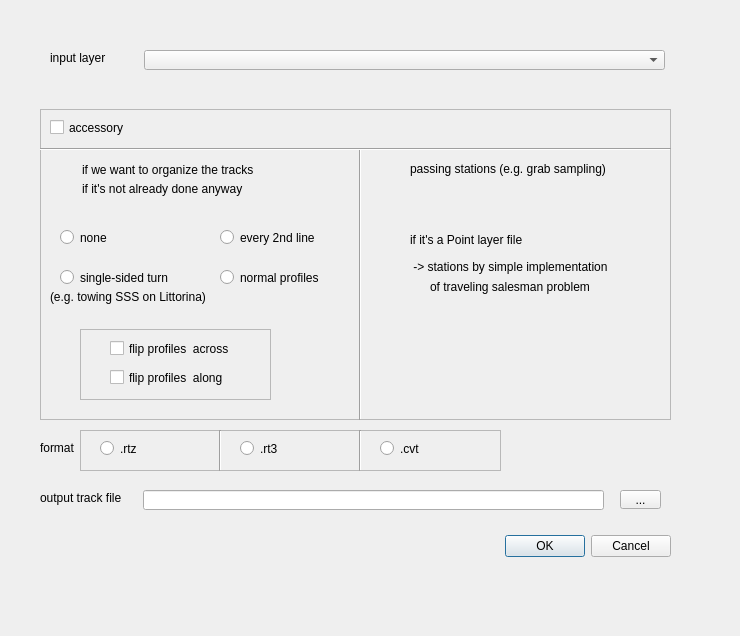
gim4p/cruise_track_tool, file cruise_track_dialog_base.ui: the form before one commit.
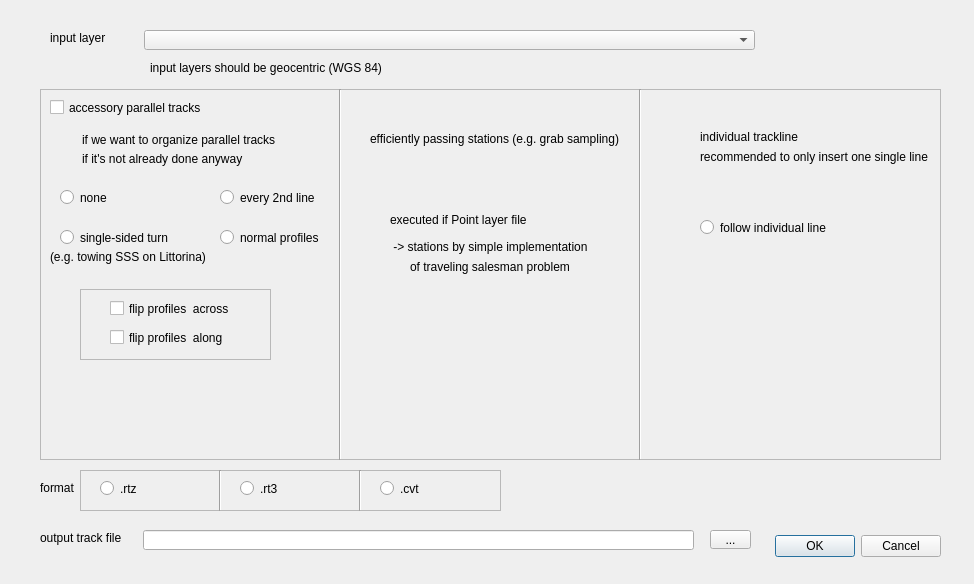
The form after the commit. Icons and pictures are not drawn.

The edit to the form file:
```diff
--- a/cruise_track_dialog_base.ui
+++ b/cruise_track_dialog_base.ui
@@ -6,8 +6,8 @@
    <rect>
     <x>0</x>
     <y>0</y>
-    <width>740</width>
-    <height>636</height>
+    <width>974</width>
+    <height>584</height>
    </rect>
   </property>
   <property name="windowTitle">
@@ -16,7 +16,7 @@
   <widget class="QDialogButtonBox" name="button_box">
    <property name="geometry">
     <rect>
-     <x>500</x>
+     <x>770</x>
      <y>530</y>
      <width>171</width>
      <height>32</height>
@@ -33,8 +33,8 @@
    <property name="geometry">
     <rect>
      <x>144</x>
-     <y>50</y>
-     <width>521</width>
+     <y>30</y>
+     <width>611</width>
      <height>20</height>
     </rect>
    </property>
@@ -43,7 +43,7 @@
    <property name="geometry">
     <rect>
      <x>50</x>
-     <y>50</y>
+     <y>30</y>
      <width>81</width>
      <height>16</height>
     </rect>
@@ -56,9 +56,9 @@
    <property name="geometry">
     <rect>
      <x>40</x>
-     <y>109</y>
-     <width>631</width>
-     <height>311</height>
+     <y>89</y>
+     <width>901</width>
+     <height>371</height>
     </rect>
    </property>
    <property name="frameShape">
@@ -71,7 +71,7 @@
     <property name="geometry">
      <rect>
       <x>180</x>
-      <y>160</y>
+      <y>140</y>
       <width>131</width>
       <height>17</height>
      </rect>
@@ -83,10 +83,10 @@
    <widget class="Line" name="line">
     <property name="geometry">
      <rect>
-      <x>310</x>
-      <y>40</y>
+      <x>290</x>
+      <y>0</y>
       <width>20</width>
-      <height>271</height>
+      <height>371</height>
      </rect>
     </property>
     <property name="orientation">
@@ -96,34 +96,34 @@
    <widget class="QLabel" name="label_3">
     <property name="geometry">
      <rect>
-      <x>370</x>
-      <y>50</y>
-      <width>231</width>
+      <x>330</x>
+      <y>40</y>
+      <width>261</width>
       <height>20</height>
      </rect>
     </property>
     <property name="text">
-     <string>passing stations (e.g. grab sampling)</string>
+     <string>efficiently passing stations (e.g. grab sampling)</string>
     </property>
    </widget>
    <widget class="QLabel" name="label_5">
     <property name="geometry">
      <rect>
       <x>42</x>
-      <y>53</y>
+      <y>43</y>
       <width>211</width>
       <height>16</height>
      </rect>
     </property>
     <property name="text">
-     <string>if we want to organize the tracks</string>
+     <string>if we want to organize parallel tracks</string>
     </property>
    </widget>
    <widget class="QLabel" name="label_6">
     <property name="geometry">
      <rect>
       <x>42</x>
-      <y>72</y>
+      <y>62</y>
       <width>201</width>
       <height>16</height>
      </rect>
@@ -136,7 +136,7 @@
     <property name="geometry">
      <rect>
       <x>40</x>
-      <y>220</y>
+      <y>200</y>
       <width>191</width>
       <height>71</height>
      </rect>
@@ -182,32 +182,19 @@
      <rect>
       <x>10</x>
       <y>10</y>
-      <width>101</width>
+      <width>211</width>
       <height>17</height>
      </rect>
     </property>
     <property name="text">
-     <string>accessory</string>
-    </property>
-   </widget>
-   <widget class="Line" name="line_2">
-    <property name="geometry">
-     <rect>
-      <x>0</x>
-      <y>30</y>
-      <width>631</width>
-      <height>20</height>
-     </rect>
-    </property>
-    <property name="orientation">
-     <enum>Qt::Horizontal</enum>
+     <string>accessory parallel tracks</string>
     </property>
    </widget>
    <widget class="QLabel" name="label_7">
     <property name="geometry">
      <rect>
       <x>10</x>
-      <y>180</y>
+      <y>160</y>
       <width>171</width>
       <height>16</height>
      </rect>
@@ -220,7 +207,7 @@
     <property name="geometry">
      <rect>
       <x>20</x>
-      <y>120</y>
+      <y>100</y>
       <width>71</width>
       <height>17</height>
      </rect>
@@ -233,7 +220,7 @@
     <property name="geometry">
      <rect>
       <x>20</x>
-      <y>160</y>
+      <y>140</y>
       <width>141</width>
       <height>17</height>
      </rect>
@@ -246,7 +233,7 @@
     <property name="geometry">
      <rect>
       <x>180</x>
-      <y>120</y>
+      <y>100</y>
       <width>131</width>
       <height>17</height>
      </rect>
@@ -258,20 +245,20 @@
    <widget class="QLabel" name="label_8">
     <property name="geometry">
      <rect>
-      <x>370</x>
+      <x>350</x>
       <y>120</y>
-      <width>141</width>
+      <width>181</width>
       <height>21</height>
      </rect>
     </property>
     <property name="text">
-     <string>if it's a Point layer file</string>
+     <string>executed if Point layer file</string>
     </property>
    </widget>
    <widget class="QLabel" name="label_9">
     <property name="geometry">
      <rect>
-      <x>370</x>
+      <x>350</x>
       <y>150</y>
       <width>221</width>
       <height>16</height>
@@ -284,7 +271,7 @@
    <widget class="QLabel" name="label_10">
     <property name="geometry">
      <rect>
-      <x>390</x>
+      <x>370</x>
       <y>170</y>
       <width>181</width>
       <height>16</height>
@@ -294,12 +281,112 @@
      <string>of traveling salesman problem</string>
     </property>
    </widget>
+   <widget class="Line" name="line_5">
+    <property name="geometry">
+     <rect>
+      <x>590</x>
+      <y>0</y>
+      <width>20</width>
+      <height>371</height>
+     </rect>
+    </property>
+    <property name="orientation">
+     <enum>Qt::Vertical</enum>
+    </property>
+   </widget>
+   <widget class="QLabel" name="label_12">
+    <property name="geometry">
+     <rect>
+      <x>660</x>
+      <y>40</y>
+      <width>161</width>
+      <height>16</height>
+     </rect>
+    </property>
+    <property name="text">
+     <string>individual trackline</string>
+    </property>
+   </widget>
+   <widget class="QRadioButton" name="individualtrackline">
+    <property name="geometry">
+     <rect>
+      <x>660</x>
+      <y>130</y>
+      <width>191</width>
+      <height>17</height>
+     </rect>
+    </property>
+    <property name="text">
+     <string>follow individual line</string>
+    </property>
+   </widget>
+   <widget class="QLabel" name="label_13">
+    <property name="geometry">
+     <rect>
+      <x>660</x>
+      <y>60</y>
+      <width>231</width>
+      <height>16</height>
+     </rect>
+    </property>
+    <property name="text">
+     <string>recommended to only insert one single line</string>
+    </property>
+   </widget>
+   <widget class="QLabel" name="zline_label">
+    <property name="geometry">
+     <rect>
+      <x>700</x>
+      <y>270</y>
+      <width>91</width>
+      <height>81</height>
+     </rect>
+    </property>
+    <property name="text">
+     <string/>
+    </property>
+    <property name="pixmap">
+     <pixmap>:/plugins/cruise_track/zline.png</pixmap>
+    </property>
+   </widget>
+   <widget class="QLabel" name="zpoints_label">
+    <property name="geometry">
+     <rect>
+      <x>390</x>
+      <y>270</y>
+      <width>91</width>
+      <height>81</height>
+     </rect>
+    </property>
+    <property name="text">
+     <string/>
+    </property>
+    <property name="pixmap">
+     <pixmap>:/plugins/cruise_track/zpoints.png</pixmap>
+    </property>
+   </widget>
+   <widget class="QLabel" name="label_14">
+    <property name="geometry">
+     <rect>
+      <x>90</x>
+      <y>290</y>
+      <width>91</width>
+      <height>51</height>
+     </rect>
+    </property>
+    <property name="text">
+     <string/>
+    </property>
+    <property name="pixmap">
+     <pixmap>:/plugins/cruise_track/ztracks.png</pixmap>
+    </property>
+   </widget>
   </widget>
   <widget class="QToolButton" name="tb_outTrack">
    <property name="geometry">
     <rect>
-     <x>620</x>
-     <y>490</y>
+     <x>710</x>
+     <y>530</y>
      <width>41</width>
      <height>19</height>
     </rect>
@@ -312,7 +399,7 @@
    <property name="geometry">
     <rect>
      <x>40</x>
-     <y>490</y>
+     <y>530</y>
      <width>101</width>
      <height>16</height>
     </rect>
@@ -325,8 +412,8 @@
    <property name="geometry">
     <rect>
      <x>143</x>
-     <y>490</y>
-     <width>461</width>
+     <y>530</y>
+     <width>551</width>
      <height>20</height>
     </rect>
    </property>
@@ -335,7 +422,7 @@
    <property name="geometry">
     <rect>
      <x>40</x>
-     <y>440</y>
+     <y>480</y>
      <width>71</width>
      <height>16</height>
     </rect>
@@ -348,7 +435,7 @@
    <property name="geometry">
     <rect>
      <x>80</x>
-     <y>430</y>
+     <y>470</y>
      <width>421</width>
      <height>41</height>
     </rect>
@@ -425,6 +512,35 @@
     </property>
    </widget>
   </widget>
+  <widget class="QLabel" name="label_11">
+   <property name="geometry">
+    <rect>
+     <x>150</x>
+     <y>60</y>
+     <width>341</width>
+     <height>16</height>
+    </rect>
+   </property>
+   <property name="text">
+    <string>input layers should be geocentric (WGS 84)</string>
+   </property>
+  </widget>
+  <widget class="QLabel" name="label_15">
+   <property name="geometry">
+    <rect>
+     <x>880</x>
+     <y>10</y>
+     <width>51</width>
+     <height>51</height>
+    </rect>
+   </property>
+   <property name="text">
+    <string/>
+   </property>
+   <property name="pixmap">
+    <pixmap>:/plugins/cruise_track/icon.png</pixmap>
+   </property>
+  </widget>
  </widget>
  <resources/>
  <connections>
```
